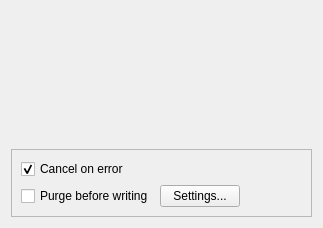
Above: spine_items/merger/ui/merger_properties.ui from spine-tools/spine-items before the change. Below: the same form after it.
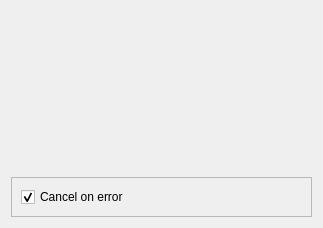
That is the form after the change.

Commit message:
Move purge before writing to the arrow
Re Spine-project/Spine-Toolbox#1774

```diff
--- a/spine_items/merger/ui/merger_properties.ui
+++ b/spine_items/merger/ui/merger_properties.ui
@@ -61,40 +61,6 @@
         </property>
        </widget>
       </item>
-      <item>
-       <layout class="QHBoxLayout" name="horizontalLayout">
-        <item>
-         <widget class="QCheckBox" name="checkBox_purge_before_writing">
-          <property name="text">
-           <string>Purge before writing</string>
-          </property>
-         </widget>
-        </item>
-        <item>
-         <widget class="QPushButton" name="purge_settings_button">
-          <property name="toolTip">
-           <string>Choose what database items to purge.</string>
-          </property>
-          <property name="text">
-           <string>Settings...</string>
-          </property>
-         </widget>
-        </item>
-        <item>
-         <spacer name="horizontalSpacer">
-          <property name="orientation">
-           <enum>Qt::Horizontal</enum>
-          </property>
-          <property name="sizeHint" stdset="0">
-           <size>
-            <width>40</width>
-            <height>20</height>
-           </size>
-          </property>
-         </spacer>
-        </item>
-       </layout>
-      </item>
      </layout>
     </widget>
    </item>
```
The commit also changes 16 other files.
